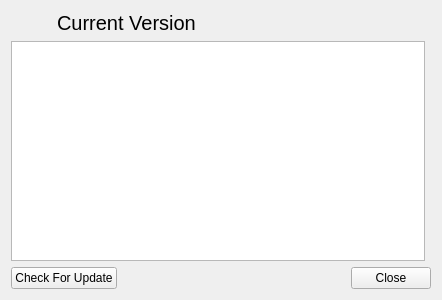
This is CertMan/about_dlg.ui in jykim74/CertMan as Qt 5 draws it before an edit. The edited form follows.
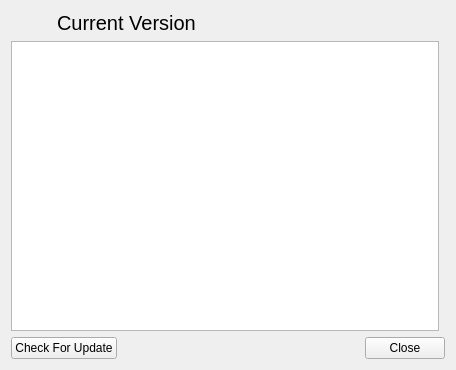
This is the edited form. Icons and pictures are not drawn.

Commit message: About에 OpenSSL 와 QT 버전 표시

```diff
--- a/CertMan/about_dlg.ui
+++ b/CertMan/about_dlg.ui
@@ -6,8 +6,8 @@
    <rect>
     <x>0</x>
     <y>0</y>
-    <width>442</width>
-    <height>300</height>
+    <width>456</width>
+    <height>370</height>
    </rect>
   </property>
   <property name="windowTitle">
```
The commit also changes 1 other file.
